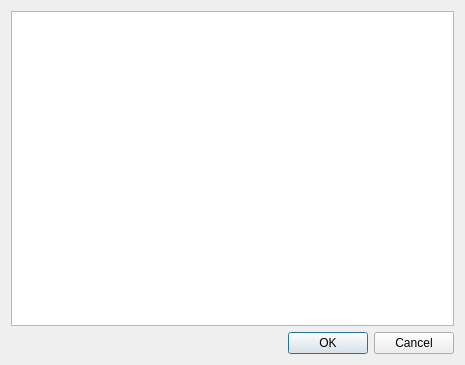
Before: the Qt Designer form src/contentsdialog.ui in darongE/WikiHTMLParser, drawn with Qt 5.
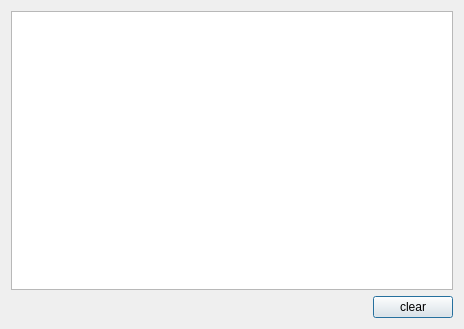
After: the same form once the commit is applied.

Diff of the .ui file:
```diff
--- a/src/contentsdialog.ui
+++ b/src/contentsdialog.ui
@@ -6,8 +6,8 @@
    <rect>
     <x>0</x>
     <y>0</y>
-    <width>465</width>
-    <height>365</height>
+    <width>464</width>
+    <height>329</height>
    </rect>
   </property>
   <property name="windowTitle">
@@ -18,14 +18,28 @@
     <widget class="QTableView" name="tableView"/>
    </item>
    <item>
-    <widget class="QDialogButtonBox" name="buttonBox">
-     <property name="orientation">
-      <enum>Qt::Horizontal</enum>
-     </property>
-     <property name="standardButtons">
-      <set>QDialogButtonBox::Cancel|QDialogButtonBox::Ok</set>
-     </property>
-    </widget>
+    <layout class="QGridLayout" name="gridLayout">
+     <item row="0" column="1">
+      <widget class="QPushButton" name="clearButton">
+       <property name="text">
+        <string>clear</string>
+       </property>
+      </widget>
+     </item>
+     <item row="0" column="0">
+      <spacer name="horizontalSpacer">
+       <property name="orientation">
+        <enum>Qt::Horizontal</enum>
+       </property>
+       <property name="sizeHint" stdset="0">
+        <size>
+         <width>40</width>
+         <height>20</height>
+        </size>
+       </property>
+      </spacer>
+     </item>
+    </layout>
    </item>
   </layout>
  </widget>
```
Left out of the diff: 35 changed lines with no effect on the pictures.
